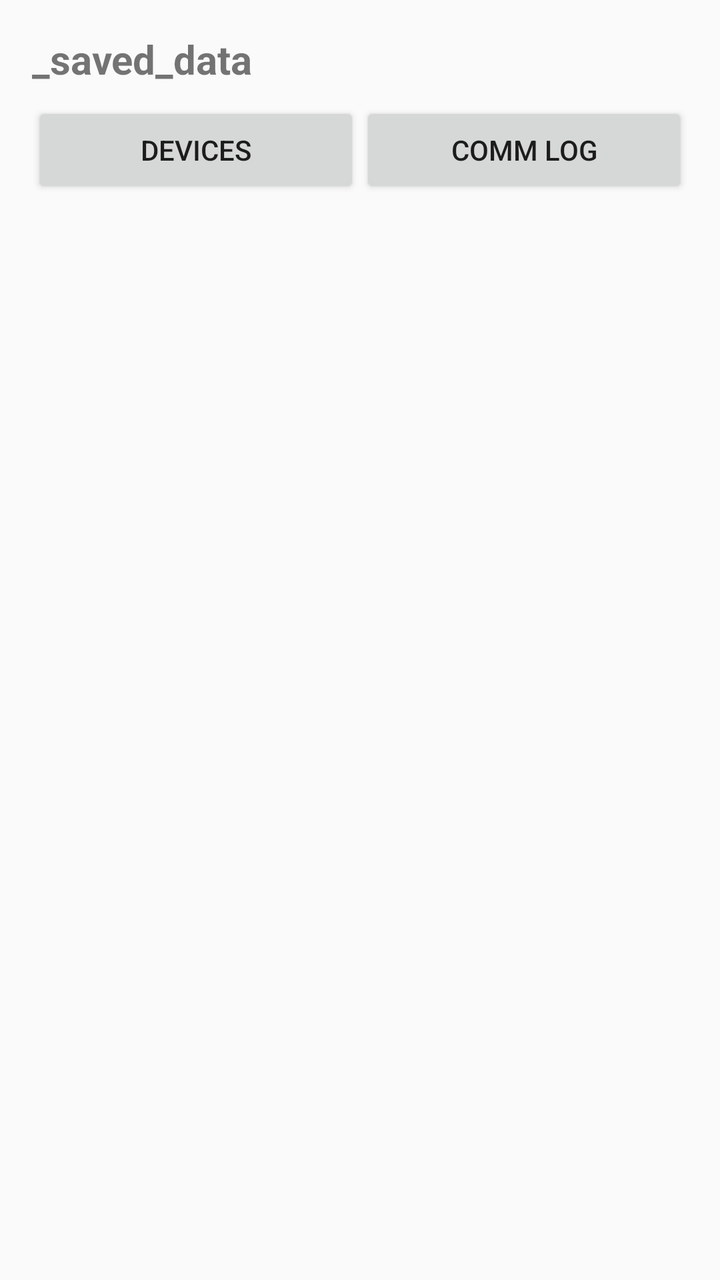
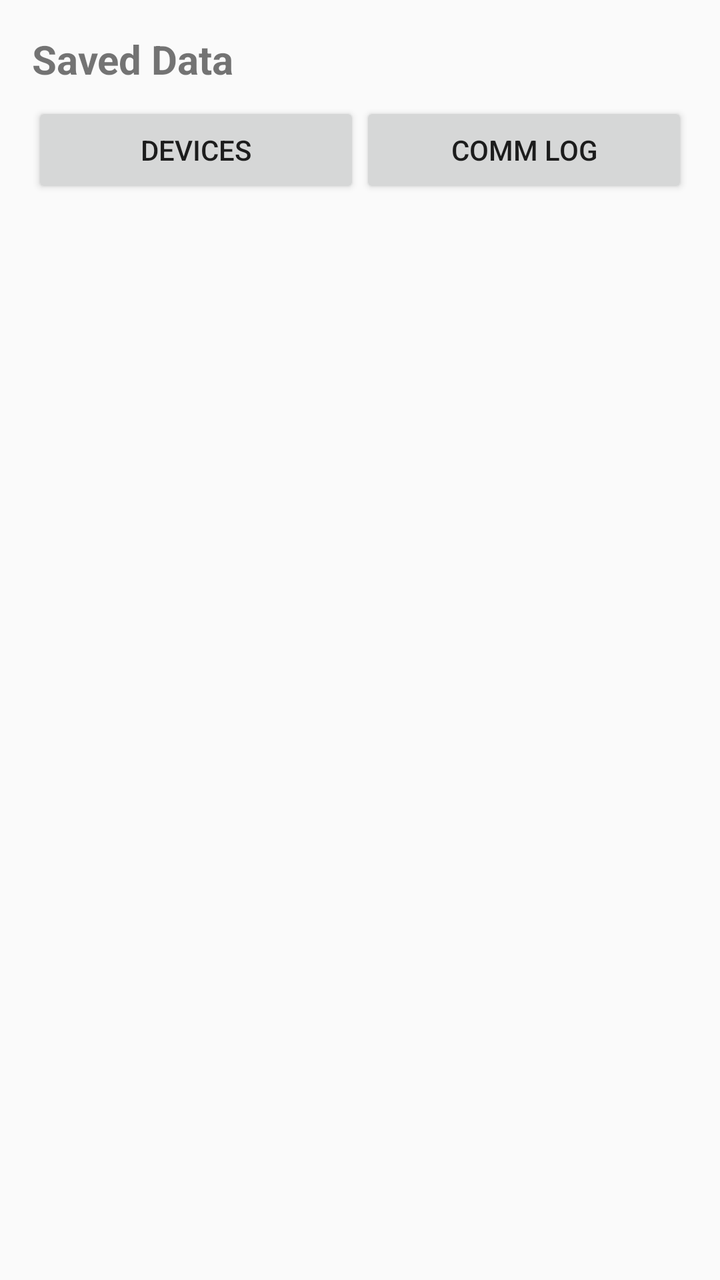

Before-and-after screenshots of an Android layout around one commit, followed by the original layout XML and the change that was made.
<!-- AndroidManifest.xml: application theme Theme.AppCompat.Light.DarkActionBar -->
<!-- res/layout/activity_data.xml -->
<?xml version="1.0" encoding="utf-8"?>
<LinearLayout xmlns:android="http://schemas.android.com/apk/res/android"
    android:layout_width="match_parent"
    android:layout_height="match_parent"
    android:orientation="vertical"
    android:padding="16dp">

    <TextView
        android:layout_width="wrap_content"
        android:layout_height="wrap_content"
        android:text="_saved_data"
        android:textSize="20sp"
        android:textStyle="bold" />

    <LinearLayout
        android:layout_width="match_parent"
        android:layout_height="wrap_content"
        android:layout_marginTop="8dp"
        android:orientation="horizontal">

        <Button
            android:id="@+id/btnDevices"
            android:layout_width="0dp"
            android:layout_height="wrap_content"
            android:layout_weight="1"
            android:text="Devices" />

        <Button
            android:id="@+id/btnLog"
            android:layout_width="0dp"
            android:layout_height="wrap_content"
            android:layout_weight="1"
            android:text="Comm Log" />
    </LinearLayout>

    <ListView
        android:id="@+id/listData"
        android:layout_width="match_parent"
        android:layout_height="match_parent"
        android:layout_marginTop="8dp" />
</LinearLayout>
<!-- resources referenced by this layout -->
<resources>

</resources>

<!-- the commit's change to res/layout/activity_data.xml (unified diff, before → after) -->
@@ -6,9 +6,10 @@
     android:padding="16dp">
 
     <TextView
+        android:id="@+id/tvTitle"
         android:layout_width="wrap_content"
         android:layout_height="wrap_content"
-        android:text="_saved_data"
+        android:text="Saved Data"
         android:textSize="20sp"
         android:textStyle="bold" />
 
